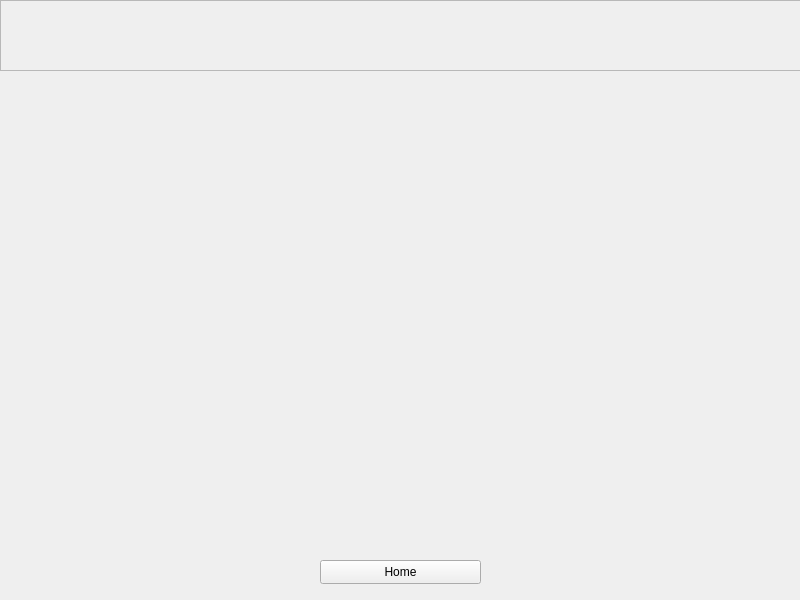
Trimaz6855/HTNEA, file Development/Iterations/Iteration 3/Iteration 3.2/Qt Designer Pages/dataWindow.ui: the form before one commit.
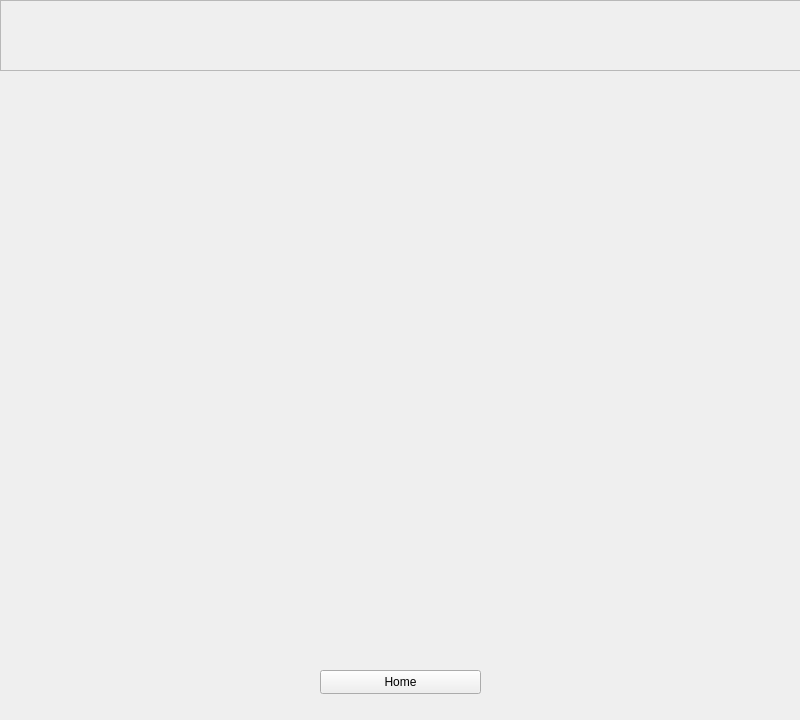
The form after the commit.

```diff
--- a/Development/Iterations/Iteration 3/Iteration 3.2/Qt Designer Pages/dataWindow.ui
+++ b/Development/Iterations/Iteration 3/Iteration 3.2/Qt Designer Pages/dataWindow.ui
@@ -7,19 +7,19 @@
     <x>0</x>
     <y>0</y>
     <width>800</width>
-    <height>600</height>
+    <height>720</height>
    </rect>
   </property>
   <property name="minimumSize">
    <size>
     <width>800</width>
-    <height>600</height>
+    <height>720</height>
    </size>
   </property>
   <property name="maximumSize">
    <size>
     <width>800</width>
-    <height>600</height>
+    <height>720</height>
    </size>
   </property>
   <property name="windowTitle">
@@ -31,7 +31,7 @@
      <x>0</x>
      <y>0</y>
      <width>801</width>
-     <height>601</height>
+     <height>711</height>
     </rect>
    </property>
    <property name="frameShape">
@@ -183,17 +183,6 @@
     </widget>
    </widget>
    <widget class="QWidget" name="graphViewer">
-    <widget class="QWidget" name="gridLayoutWidget">
-     <property name="geometry">
-      <rect>
-       <x>70</x>
-       <y>90</y>
-       <width>661</width>
-       <height>451</height>
-      </rect>
-     </property>
-     <layout class="QGridLayout" name="lytDataWindowCanvas"/>
-    </widget>
     <widget class="QFrame" name="frameDataWindowBar">
      <property name="geometry">
       <rect>
@@ -225,7 +214,7 @@
      <property name="geometry">
       <rect>
        <x>320</x>
-       <y>560</y>
+       <y>670</y>
        <width>161</width>
        <height>24</height>
       </rect>
@@ -234,6 +223,17 @@
       <string>Home</string>
      </property>
     </widget>
+    <widget class="QWidget" name="gridLayoutWidget">
+     <property name="geometry">
+      <rect>
+       <x>120</x>
+       <y>90</y>
+       <width>561</width>
+       <height>561</height>
+      </rect>
+     </property>
+     <layout class="QGridLayout" name="lytDataWindowCanvas"/>
+    </widget>
    </widget>
    <widget class="QWidget" name="randomDataGrpah">
     <widget class="QLineEdit" name="txtRDataNum">
```
Left out of the diff: 30 changed lines with no effect on the pictures.
